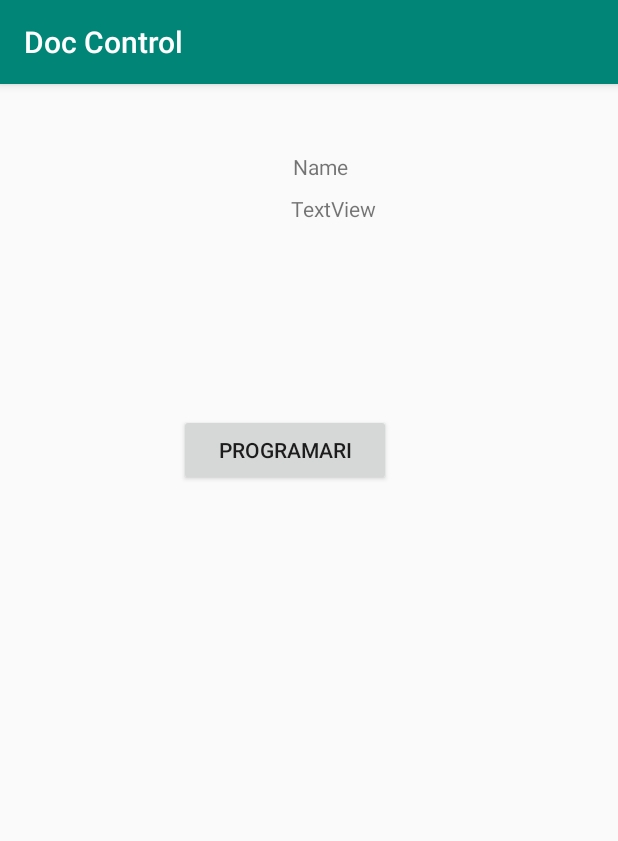
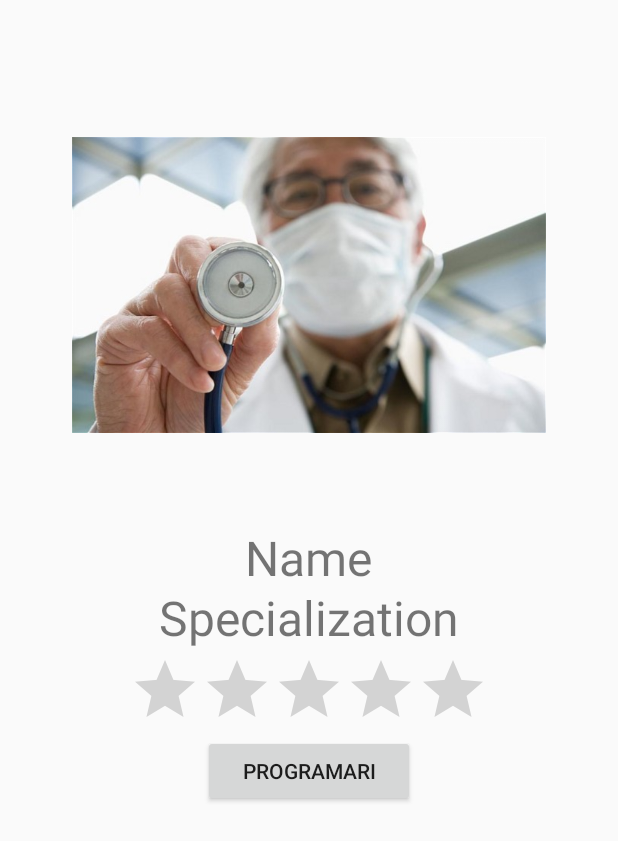
Before and after one commit to speedy4all/doccontrol, an Android app: the screen it shows after launch (DoctorDetailsActivity), on a phone screen of 412 x 824 dp. Shown: the top 841 px of the screen. Run offline under Robolectric (Android 15) with nearby library versions, the phone set to English and light mode, and no system bars.

Commit message:
Doctor profile - v2

```diff
--- a/app/src/main/java/com/example/doccontrol/activities/base/SplashActivity.kt
+++ b/app/src/main/java/com/example/doccontrol/activities/base/SplashActivity.kt
@@ -17,6 +17,7 @@ class SplashActivity : AppCompatActivity() {
         super.onStart()
         GoogleApiAvailability.getInstance().makeGooglePlayServicesAvailable(this@SplashActivity)
         routeToAppropriatePage()
+
     }
     private fun routeToAppropriatePage() {
         startActivity(intentFor<DoctorDetailsActivity>())
--- a/app/src/main/res/layout/activity_doctor_details.xml
+++ b/app/src/main/res/layout/activity_doctor_details.xml
@@ -11,29 +11,40 @@
         android:layout_height="match_parent"
         tools:context=".activities.base.home.DoctorDetailsActivity">
 
+
     <TextView
             android:layout_width="wrap_content"
             android:layout_height="wrap_content"
             tools:text="Name"
-            android:text="Name"
-            android:layout_marginEnd="310dp" app:layout_constraintEnd_toEndOf="parent"
-            android:layout_marginStart="195dp" android:layout_alignParentStart="true" android:layout_marginTop="45dp"
-            android:layout_alignParentTop="true" android:id="@+id/textView_name"/>
+            android:text="Name" android:textSize="32dp"
+            android:layout_centerInParent="true"
+            android:layout_alignParentTop="true"
+            android:layout_marginTop="350dp" android:id="@+id/textView_name"/>
+    <TextView
+            android:layout_width="wrap_content"
+            android:layout_height="wrap_content"
+            tools:text="Specialization"
+            android:text="Specialization" android:textSize="32dp"
+            android:layout_centerInParent="true"
+            android:layout_alignParentTop="true"
+            android:layout_marginTop="390dp" android:id="@+id/textView_spec"/>
 
     <Button android:layout_width="141dp" android:layout_height="wrap_content"
             android:text="Programari"
-            android:id="@+id/test_btn" tools:layout_editor_absoluteY="317dp" tools:layout_editor_absoluteX="172dp"
-            android:layout_marginStart="119dp" android:layout_marginTop="220dp"
-            android:layout_alignParentTop="true" android:layout_alignParentStart="true"/>
+            android:id="@+id/test_btn"
+            android:layout_centerInParent="true"
+            android:layout_alignParentTop="true"
+            android:layout_marginTop="490dp"/>
     <ImageView
+            android:layout_width="316dp"
+            android:layout_height="316dp" tools:srcCompat="@tools:sample/avatars"
+            android:id="@+id/imageView2" android:src="@drawable/doctor"
+            android:layout_centerInParent="true"
+            android:layout_alignParentTop="true"
+            android:layout_marginTop="32dp"/>
+    <RatingBar
             android:layout_width="wrap_content"
-            android:layout_height="wrap_content" tools:srcCompat="@tools:sample/avatars" android:id="@+id/imageView2"
-            android:layout_alignParentStart="true" android:layout_marginStart="45dp" android:layout_marginTop="36dp"
-            android:layout_alignParentTop="true"/>
-    <TextView
-            android:text="TextView"
-            tools:text="Surname"
-            android:layout_width="wrap_content"
-            android:layout_height="wrap_content" android:id="@+id/textView_surname" android:layout_alignParentStart="true"
-            android:layout_marginStart="194dp" android:layout_marginTop="73dp" android:layout_alignParentTop="true"/>
+            android:layout_height="wrap_content" android:id="@+id/ratingBar" android:layout_centerInParent="true"
+            android:layout_alignParentTop="true"
+            android:layout_marginTop="436dp"/>
 </RelativeLayout>
--- a/app/src/main/res/values/strings.xml
+++ b/app/src/main/res/values/strings.xml
@@ -11,4 +11,5 @@
     <string name="dashboard">Dashboard</string>
     <string name="doc_profile">Doctor Profile</string>
     <string name="title_activity_doc_profile">DoctorProfileActivity</string>
+    <string name="title_activity_test_current">TestCurrent</string>
 </resources>
```
Also changed, not shown: app/src/main/AndroidManifest.xml (+7 -3 lines), app/src/main/java/com/example/doccontrol/activities/base/home/DoctorDetailsActivity.kt (+27 -1 lines).
